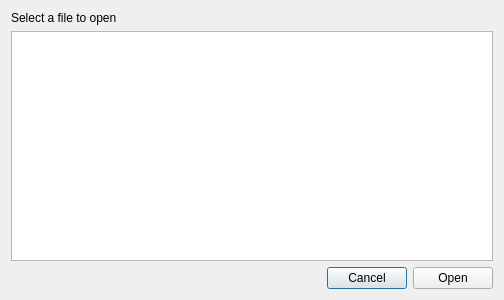
Old version of the form nicos_ess/gui/dialogs/file_open.ui in the repository ess-dmsc/nicos.
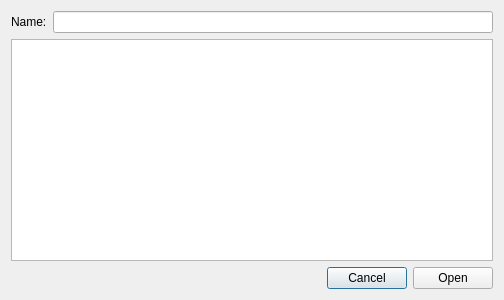
New version of the form.

The edit to the form file:
```diff
--- a/nicos_ess/gui/dialogs/file_open.ui
+++ b/nicos_ess/gui/dialogs/file_open.ui
@@ -15,11 +15,18 @@
   </property>
   <layout class="QVBoxLayout" name="verticalLayout">
    <item>
-    <widget class="QLabel" name="label">
+    <layout class="QHBoxLayout" name="save_name_layout">
+     <item>
+      <widget class="QLabel" name="lbl_name">
      <property name="text">
-      <string>Select a file to open</string>
-     </property>
-    </widget>
+        <string>Name:</string>
+       </property>
+      </widget>
+     </item>
+     <item>
+      <widget class="QLineEdit" name="txt_filename"/>
+     </item>
+    </layout>
    </item>
    <item>
     <widget class="QTableView" name="file_table"/>
```
Left out of the diff: 4 changed lines with no effect on the pictures. Lines whose indentation alone changed are shown as unchanged.
